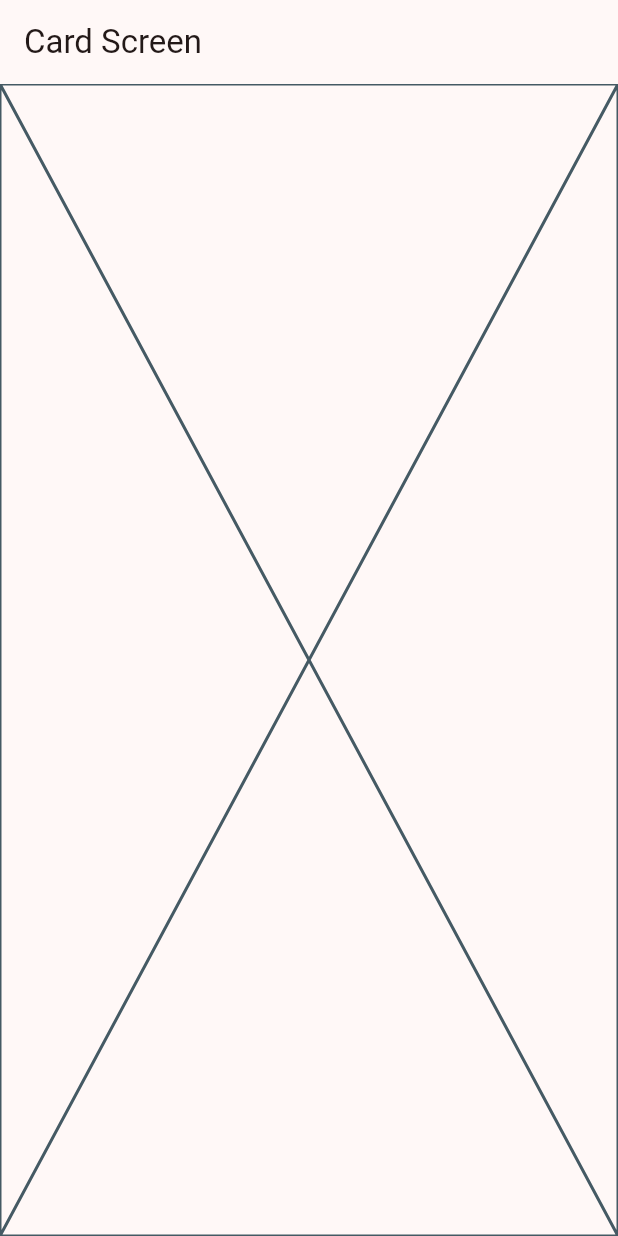
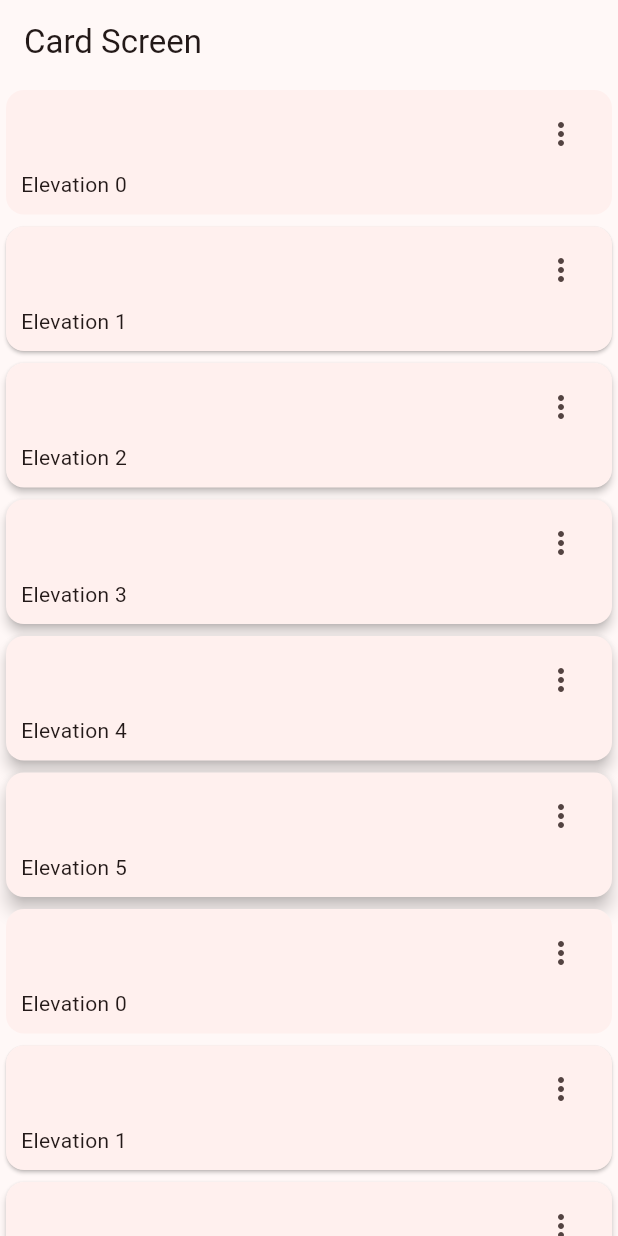
Before and after one commit to id4n4/study-flutter, a Flutter app: the CardsScreen screen opened by its route, on a phone screen of 412 x 824 dp. Run offline on Flutter 3.47's test engine with Material 3 defaults, Android fonts, the phone set to English and light mode, and no system bars; our stand-ins replace animate_do, dio, go_router, logger, video_player.

Commit message:
first card configuration

```diff
--- a/widgets_app/lib/presentation/screens/cards/cards_screen.dart
+++ b/widgets_app/lib/presentation/screens/cards/cards_screen.dart
@@ -1,4 +1,13 @@
 import 'package:flutter/material.dart';
+
+const cards = <Map<String, dynamic>>[
+  {'elevation': 0.0, 'label': 'Elevation 0'},
+  {'elevation': 1.0, 'label': 'Elevation 1'},
+  {'elevation': 2.0, 'label': 'Elevation 2'},
+  {'elevation': 3.0, 'label': 'Elevation 3'},
+  {'elevation': 4.0, 'label': 'Elevation 4'},
+  {'elevation': 5.0, 'label': 'Elevation 5'}
+];
 
 class CardsScreen extends StatelessWidget {
   const CardsScreen({super.key});
@@ -9,7 +18,53 @@ class CardsScreen extends StatelessWidget {
       appBar: AppBar(
         title: const Text('Card Screen'),
       ),
-      body: const Placeholder(),
+      body: const _CardsView(),
     );
   }
 }
+
+class _CardsView extends StatelessWidget {
+  const _CardsView();
+
+  @override
+  Widget build(BuildContext context) {
+    return Column(
+      children: [
+        ...cards.map((card) =>
+            _CardType1(elevation: card['elevation'], label: card['label'])),
+        ...cards.map((card) =>
+            _CardType1(elevation: card['elevation'], label: card['label'])),
+      ],
+    );
+  }
+}
+
+class _CardType1 extends StatelessWidget {
+  final String label;
+  final double elevation;
+
+  const _CardType1({required this.label, required this.elevation});
+
+  @override
+  Widget build(BuildContext context) {
+    return Card(
+      elevation: elevation,
+      child: Padding(
+        padding: const EdgeInsets.fromLTRB(10, 5, 10, 10),
+        child: Column(children: [
+          Align(
+            alignment: Alignment.topRight,
+            child: IconButton(
+              icon: const Icon(Icons.more_vert_outlined),
+              onPressed: () {},
+            ),
+          ),
+          Align(
+            alignment: Alignment.centerLeft,
+            child: Text(label),
+          ),
+        ]),
+      ),
+    );
+  }
+}
```
